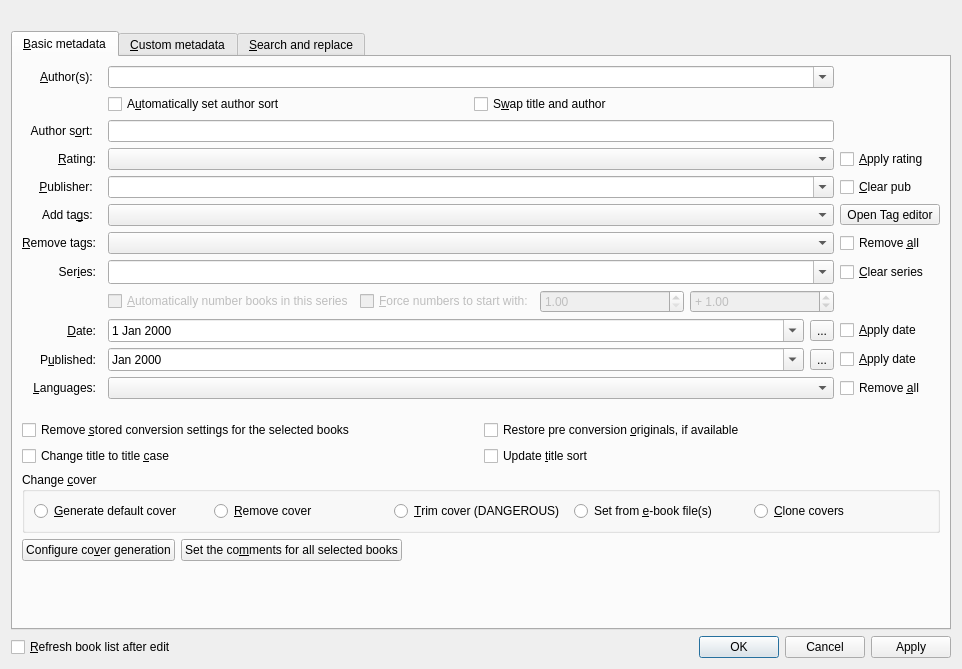
Before: the Qt Designer form src/calibre/gui2/dialogs/metadata_bulk.ui in debian-calibre/calibre, drawn with Qt 5.
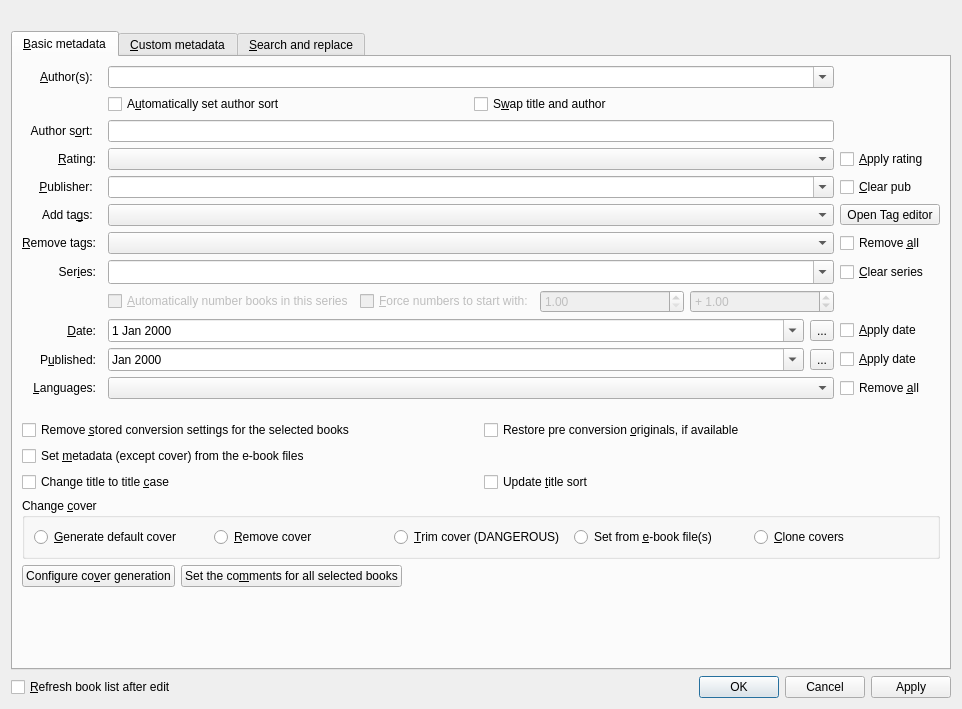
After: the same form once the commit is applied. Icons and pictures are not drawn. Custom widgets are drawn as their Qt base class.

```diff
--- a/src/calibre/gui2/dialogs/metadata_bulk.ui
+++ b/src/calibre/gui2/dialogs/metadata_bulk.ui
@@ -7,7 +7,7 @@
     <x>0</x>
     <y>0</y>
     <width>962</width>
-    <height>669</height>
+    <height>709</height>
    </rect>
   </property>
   <property name="windowTitle">
@@ -70,8 +70,8 @@
        <rect>
         <x>0</x>
         <y>0</y>
-        <width>930</width>
-        <height>603</height>
+        <width>944</width>
+        <height>638</height>
        </rect>
       </property>
       <layout class="QVBoxLayout" name="verticalLayout_2">
@@ -695,6 +695,16 @@
              </item>
             </layout>
            </item>
+           <item row="14" column="0" colspan="4">
+            <widget class="QCheckBox" name="read_file_metadata">
+             <property name="toolTip">
+              <string>Set the metadata in calibre from the metadata in the e-book files associated with each book. Note that this does not change the cover, for that, use the separate option below.</string>
+             </property>
+             <property name="text">
+              <string>Set &amp;metadata (except cover) from the e-book files</string>
+             </property>
+            </widget>
+           </item>
           </layout>
          </widget>
          <widget class="QWidget" name="tab">
```
Left out of the diff: 4 changed lines with no effect on the pictures.
